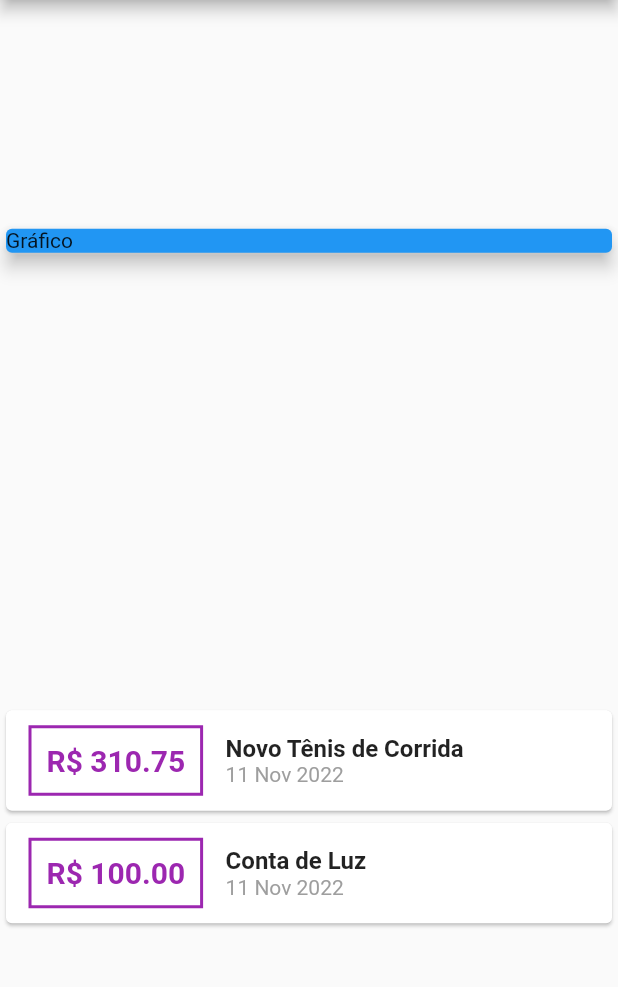
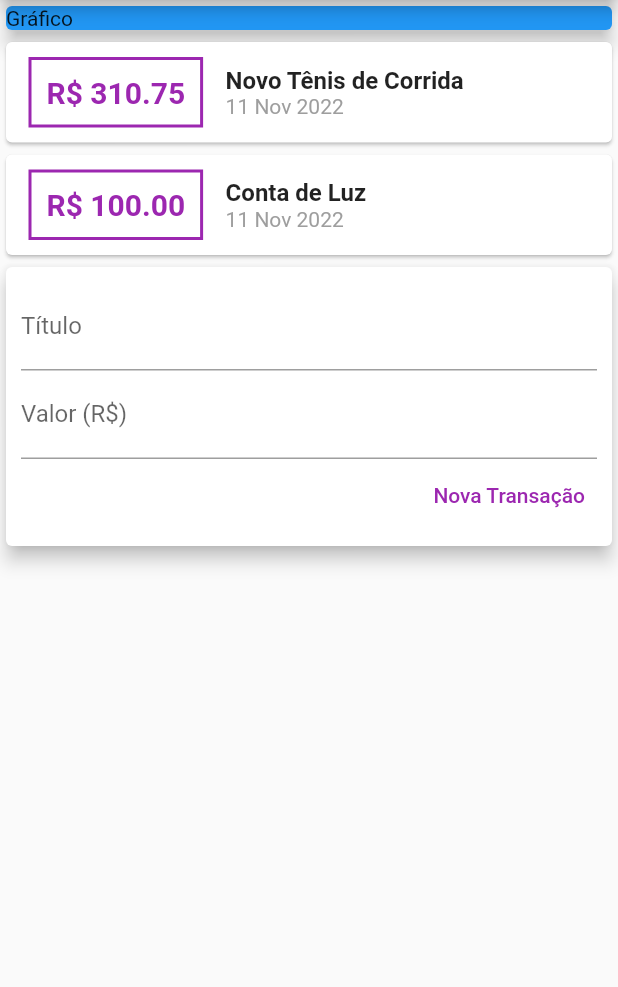
Before and after one commit to FernandoRCandiani/Project-Despesas-Pessoais, a Flutter app: the screen it shows after launch, on a phone screen of 412 x 824 dp, the part 84-1071 px from its top. Run offline on Flutter 3.47's test engine with Material 2 defaults, Android fonts, the phone set to English and light mode, and no system bars.

Commit message:
Edit forms

```diff
--- a/lib/main.dart
+++ b/lib/main.dart
@@ -12,6 +12,10 @@ class ExpensesApp extends StatelessWidget {
 }
 
 class MyHomePage extends StatelessWidget {
+
+  final titleController = TextEditingController();
+  final valueController = TextEditingController();
+
   final _transaction = [
     Transaction(
       id: 't1',
@@ -34,7 +38,6 @@ class MyHomePage extends StatelessWidget {
         title: Text('Despesas Pessoais'),
       ),
       body: Column(
-        mainAxisAlignment: MainAxisAlignment.spaceAround,
         crossAxisAlignment: CrossAxisAlignment.stretch,
         children: [
           Container(
@@ -92,6 +95,43 @@ class MyHomePage extends StatelessWidget {
                 ),
               );
             }).toList(),
+          ),
+          Card(
+            elevation: 5,
+            child: Padding(
+              padding: const EdgeInsets.all(10),
+              child: Column(
+                children: [
+                  TextField(
+                    controller: titleController,
+                    decoration: InputDecoration(
+                      labelText: 'Título',
+                    ),
+                  ),
+                  TextField(
+                    controller: valueController,
+                    decoration: InputDecoration(
+                      labelText: 'Valor (R\$)',
+                    ),
+                  ),
+                  Row(
+                    mainAxisAlignment: MainAxisAlignment.end,
+                    children: [
+                      TextButton(
+                        onPressed: () {
+                          print(titleController.text);
+                          print(valueController.text);
+                        },
+                        child: Text('Nova Transação'),
+                        style: TextButton.styleFrom(
+                          foregroundColor: Colors.purple,
+                        ),
+                      ),
+                    ],
+                  ),
+                ],
+              ),
+            ),
           )
         ],
       ),
```
